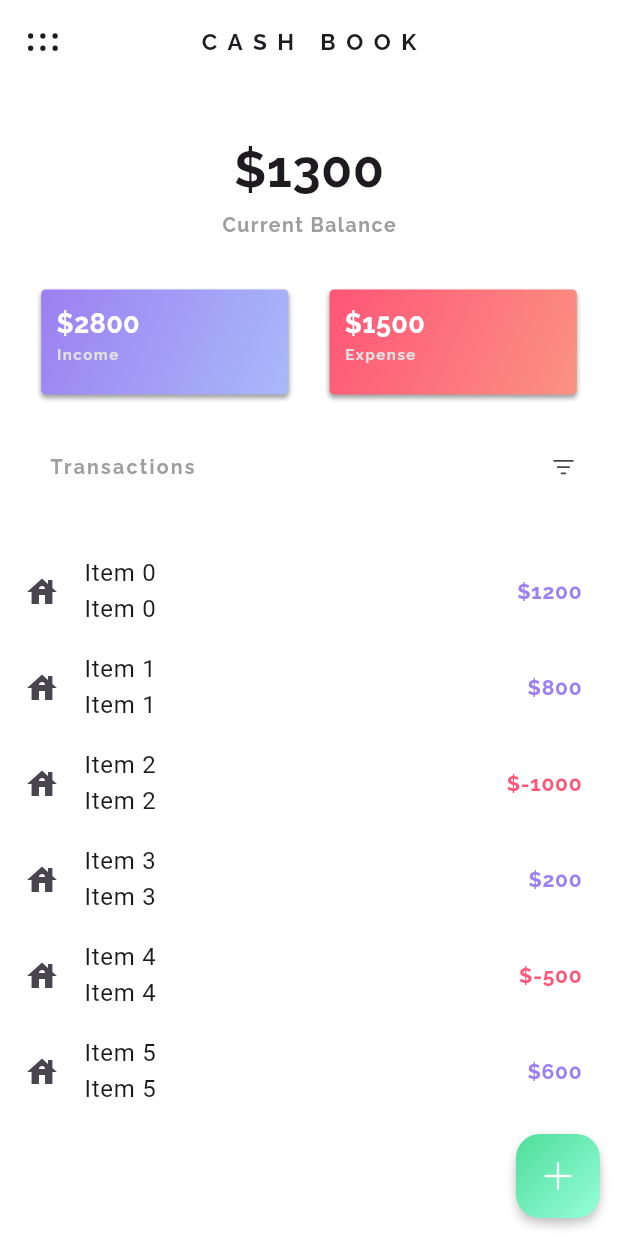
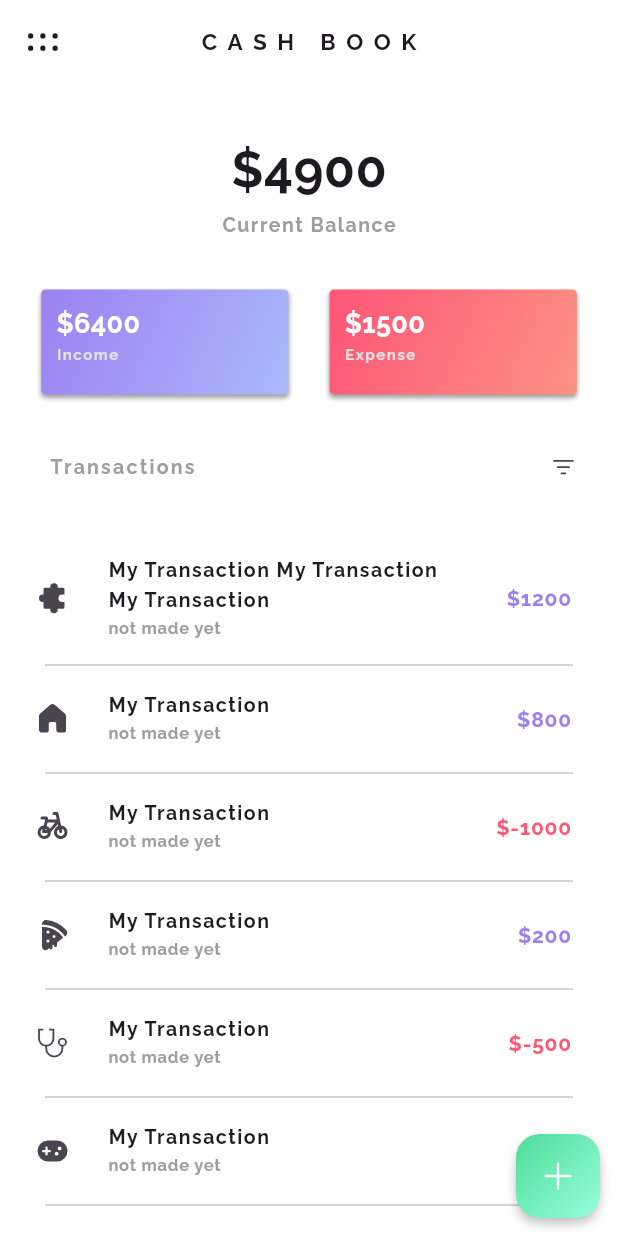
Before and after one commit to itsAliTahir/Expense-Tracker, a Flutter app: the screen it shows after launch, on a phone screen of 412 x 824 dp. Run offline on Flutter 3.47's test engine with Material 3 defaults, Android fonts, the phone set to English and light mode, and no system bars; drawn by our look-alikes of animated_flip_counter, delayed_display; our stand-ins replace fluentui_system_icons.

Commit message:
icons made

```diff
--- a/lib/provider/category_data_provider.dart
+++ b/lib/provider/category_data_provider.dart
@@ -1,9 +1,41 @@
+import 'package:fluentui_system_icons/fluentui_system_icons.dart';
 import 'package:flutter/material.dart';
+import 'models/category_model.dart';
 
 class CategoryDataProvider with ChangeNotifier {
-  final List<int> _selectedCateforiesIndex = [];
+  final List<Categories> _allCategories = [
+    Categories(0, AvailableCategories.Miscellaneous.toString().split('.').last,
+        FluentIcons.puzzle_piece_24_filled),
+    Categories(1, AvailableCategories.Housing.toString().split('.').last,
+        FluentIcons.home_12_filled),
+    Categories(2, AvailableCategories.Transportation.toString().split('.').last,
+        FluentIcons.vehicle_bicycle_24_filled),
+    Categories(3, AvailableCategories.Food.toString().split('.').last,
+        FluentIcons.food_pizza_24_filled),
+    Categories(4, AvailableCategories.Health.toString().split('.').last,
+        FluentIcons.stethoscope_20_regular),
+    Categories(5, AvailableCategories.Entertainment.toString().split('.').last,
+        FluentIcons.games_24_filled),
+    Categories(6, AvailableCategories.Utilities.toString().split('.').last,
+        Icons.bolt),
+    Categories(7, AvailableCategories.Shopping.toString().split('.').last,
+        Icons.shopping_bag),
+    Categories(8, AvailableCategories.Payment.toString().split('.').last,
+        FluentIcons.payment_24_filled),
+    Categories(9, AvailableCategories.Savings.toString().split('.').last,
+        Icons.savings_sharp),
+    Categories(10, AvailableCategories.Loan.toString().split('.').last,
+        FluentIcons.money_hand_20_regular),
+    Categories(11, AvailableCategories.Taxes.toString().split('.').last,
+        Icons.money_off_csred),
+  ];
+  final List<int> _selectedCategoriesIndex = [];
 
   List<int> get allSelectedCategories {
-    return [..._selectedCateforiesIndex];
+    return [..._selectedCategoriesIndex];
+  }
+
+  List<Categories> get allCategories {
+    return [..._allCategories];
   }
 }
--- a/lib/provider/models/category_model.dart
+++ b/lib/provider/models/category_model.dart
@@ -1,4 +1,6 @@
-enum Categories {
+import 'package:flutter/material.dart';
+
+enum AvailableCategories {
   Miscellaneous,
   Housing,
   Transportation,
@@ -12,3 +14,10 @@ enum Categories {
   Loan,
   Taxes,
 }
+
+class Categories {
+  int id;
+  String name;
+  IconData icon;
+  Categories(this.id, this.name, this.icon);
+}
--- a/lib/provider/models/transaction_model.dart
+++ b/lib/provider/models/transaction_model.dart
@@ -1,8 +1,10 @@
 class Transaction {
   String id;
+  int iconId;
   String title;
   String description;
   num amount;
   String date;
-  Transaction(this.id, this.title, this.description, this.amount, this.date);
+  Transaction(this.id, this.iconId, this.title, this.description, this.amount,
+      this.date);
 }
--- a/lib/provider/transaction_data_provider.dart
+++ b/lib/provider/transaction_data_provider.dart
@@ -4,12 +4,30 @@ import 'models/transaction_model.dart';
 
 class TransactionDataProvider with ChangeNotifier {
   final List<Transaction> _myExpensesList = [
-    Transaction("1", "My Transaction", "My Description", 1200, "not made yet"),
-    Transaction("2", "My Transaction", "My Description", 800, "not made yet"),
-    Transaction("3", "My Transaction", "My Description", -1000, "not made yet"),
-    Transaction("4", "My Transaction", "My Description", 200, "not made yet"),
-    Transaction("5", "My Transaction", "My Description", -500, "not made yet"),
-    Transaction("6", "My Transaction", "My Description", 600, "not made yet"),
+    Transaction("0", 0, "My Transaction My Transaction My Transaction",
+        "My Description", 1200, "not made yet"),
+    Transaction(
+        "1", 1, "My Transaction", "My Description", 800, "not made yet"),
+    Transaction(
+        "2", 2, "My Transaction", "My Description", -1000, "not made yet"),
+    Transaction(
+        "3", 3, "My Transaction", "My Description", 200, "not made yet"),
+    Transaction(
+        "4", 4, "My Transaction", "My Description", -500, "not made yet"),
+    Transaction(
+        "5", 5, "My Transaction", "My Description", 600, "not made yet"),
+    Transaction(
+        "6", 6, "My Transaction", "My Description", 600, "not made yet"),
+    Transaction(
+        "7", 7, "My Transaction", "My Description", 600, "not made yet"),
+    Transaction(
+        "8", 8, "My Transaction", "My Description", 600, "not made yet"),
+    Transaction(
+        "9", 9, "My Transaction", "My Description", 600, "not made yet"),
+    Transaction(
+        "10", 10, "My Transaction", "My Description", 600, "not made yet"),
+    Transaction(
+        "11", 11, "My Transaction", "My Description", 600, "not made yet"),
   ];
 
   List<Transaction> get allitems {
--- a/lib/screens/home_screen/transactions_list.dart
+++ b/lib/screens/home_screen/transactions_list.dart
@@ -1,3 +1,5 @@
+import 'package:cash_book_expense_tracker/provider/category_data_provider.dart';
+import 'package:delayed_display/delayed_display.dart';
 import 'package:flutter/material.dart';
 import 'package:provider/provider.dart';
 import '../../provider/transaction_data_provider.dart';
@@ -9,18 +11,38 @@ class MyTransactionsList extends StatelessWidget {
   Widget build(BuildContext context) {
     final itemsList =
         Provider.of<TransactionDataProvider>(context, listen: false).allitems;
+    final allCategories =
+        Provider.of<CategoryDataProvider>(context, listen: false).allCategories;
     return Expanded(
-      child: ListView.builder(
+      child: ListView.separated(
         padding: const EdgeInsets.only(top: 0, left: 0, right: 0, bottom: 60),
         itemCount: itemsList.length,
         itemBuilder: (BuildContext context, int index) {
-          return ListTile(
-            leading: Icon(Icons.house),
+          return DelayedDisplay(
+            child: Container(
+              margin: EdgeInsets.symmetric(horizontal: 7),
+              child: ListTile(
+                horizontalTitleGap: 25,
+                leading: Icon(allCategories[itemsList[index].iconId].icon),
                 title: Column(
                   crossAxisAlignment: CrossAxisAlignment.start,
                   children: [
-                Text('Item $index'),
-                Text('Item $index'),
+                    Text(
+                      itemsList[index].title,
+                      style: TextStyle(
+                          fontFamily: "Raleway",
+                          letterSpacing: 1,
+                          fontSize: 13,
+                          fontWeight: FontWeight.bold),
+                    ),
+                    Text(
+                      itemsList[index].date,
+                      style: TextStyle(
+                          fontFamily: "Raleway",
+                          color: Theme.of(context).secondaryHeaderColor,
+                          fontSize: 11,
+                          fontWeight: FontWeight.bold),
+                    ),
                   ],
                 ),
                 trailing: Text(
@@ -30,9 +52,17 @@ class MyTransactionsList extends StatelessWidget {
                       fontFamily: "Raleway",
                       fontWeight: FontWeight.bold,
                       color: itemsList[index].amount >= 0
-                      ? Color.fromARGB(255, 156, 128, 241)
-                      : Color.fromARGB(255, 255, 85, 119)),
+                          ? const Color.fromARGB(255, 156, 128, 241)
+                          : const Color.fromARGB(255, 255, 85, 119)),
                 ),
+              ),
+            ),
+          );
+        },
+        separatorBuilder: (context, index) {
+          return DelayedDisplay(
+            child: Container(
+                margin: EdgeInsets.symmetric(horizontal: 30), child: Divider()),
           );
         },
       ),
```
Lines whose indentation alone changed are shown as unchanged.
